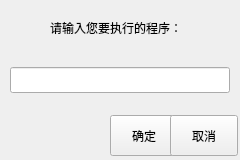
Qt form src/lrun/widget.ui (xuzhuoyi/LDE-Embedded) before a commit.
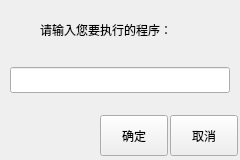
The same form after that commit.

```diff
--- a/src/lrun/widget.ui
+++ b/src/lrun/widget.ui
@@ -16,10 +16,10 @@
   <widget class="QLabel" name="label">
    <property name="geometry">
     <rect>
-     <x>50</x>
+     <x>40</x>
      <y>20</y>
-     <width>143</width>
-     <height>16</height>
+     <width>171</width>
+     <height>20</height>
     </rect>
    </property>
    <property name="text">
@@ -39,7 +39,7 @@
   <widget class="QPushButton" name="pushButton">
    <property name="geometry">
     <rect>
-     <x>110</x>
+     <x>100</x>
      <y>115</y>
      <width>68</width>
      <height>41</height>
```
